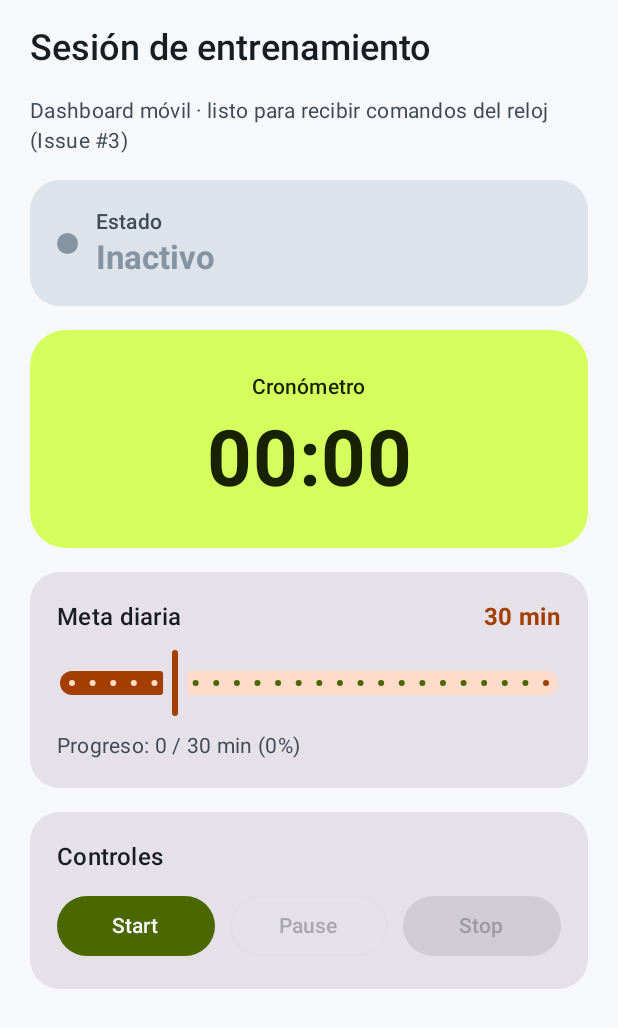
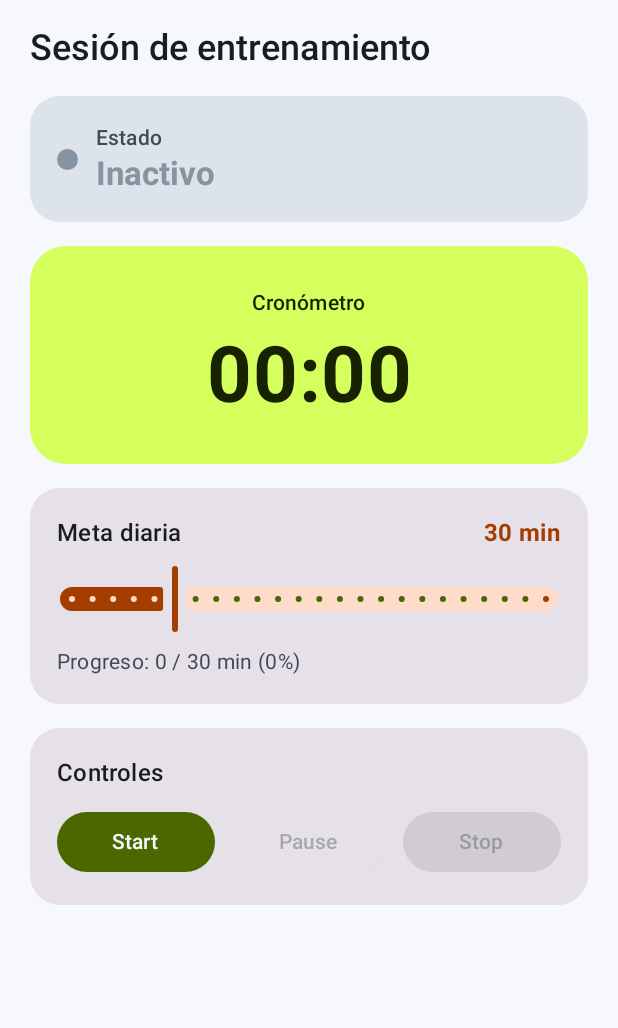
Before and after one commit to alejandr003/Fitness-Tracker-Workout-Session-Companion, an Android app built with Jetpack Compose: the screen it shows after launch (MainActivity), on a phone screen of 412 x 824 dp. Shown: the top 1028 px of the screen. Run offline under Robolectric (Android 15) with nearby library versions, the phone set to English and light mode, and no system bars; libraries missing offline, so code that uses them is left out: com.google.android.gms.

Commit message:
fix(mobile): remove dashboard subtitle placeholder text

```diff
--- a/mobile/src/main/java/com/jesuschanyneyzerlopez/fitnesstrackerworkoutsessioncompanion/ui/dashboard/DashboardScreen.kt
+++ b/mobile/src/main/java/com/jesuschanyneyzerlopez/fitnesstrackerworkoutsessioncompanion/ui/dashboard/DashboardScreen.kt
@@ -84,11 +84,6 @@ fun WorkoutDashboardContent(
                 text = "Sesión de entrenamiento",
                 style = MaterialTheme.typography.headlineSmall,
                 fontWeight = FontWeight.SemiBold,
-            )
-            Text(
-                text = "Dashboard móvil · listo para recibir comandos del reloj (Issue #3)",
-                style = MaterialTheme.typography.bodyMedium,
-                color = MaterialTheme.colorScheme.onSurfaceVariant,
             )
 
             SessionStatusCard(state = state, statusColor = statusColor)
```
